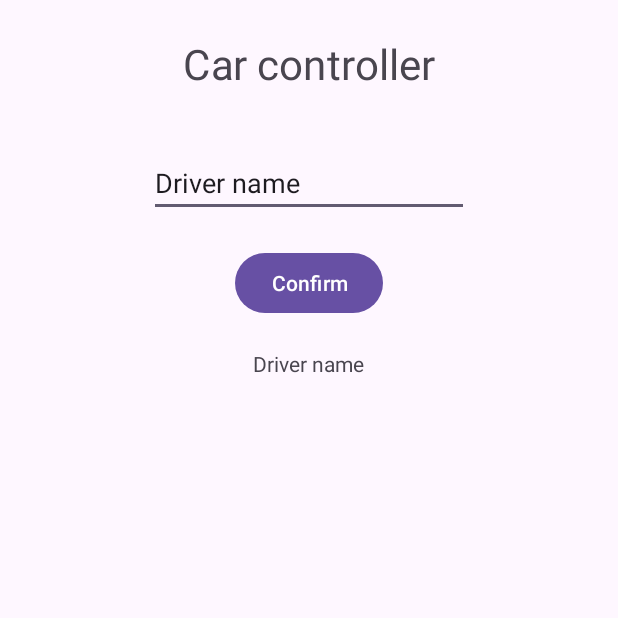
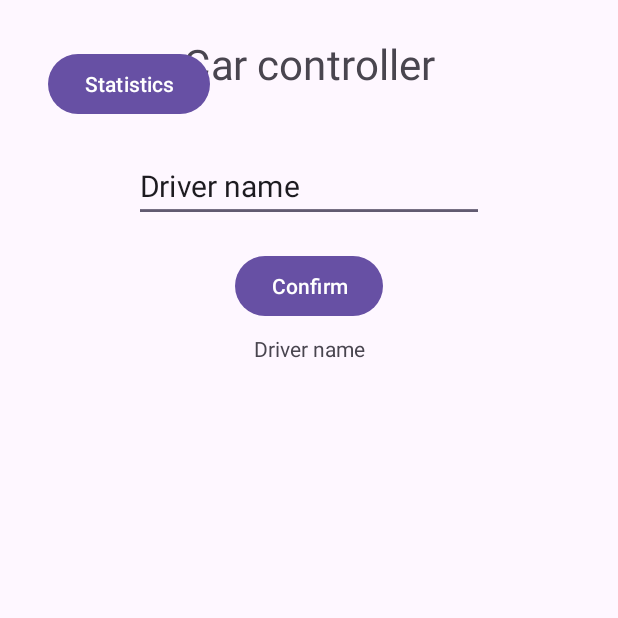
Before and after one commit to Claudiu0707/car-controller, an Android app: the screen it shows after launch (MainActivity), on a phone screen of 412 x 824 dp, the top half of it. Run offline under Robolectric (Android 15) with nearby library versions, the phone set to English and light mode, and no system bars.

Commit message:
Niste mici modificari la cod, am adaugat si un meniu pentru setari

```diff
--- a/app/src/main/AndroidManifest.xml
+++ b/app/src/main/AndroidManifest.xml
@@ -12,6 +12,9 @@
         android:supportsRtl="true"
         android:theme="@style/Theme.CarController">
         <activity
+            android:name=".StatisticsActivity"
+            android:exported="false" />
+        <activity
             android:name=".MainActivity"
             android:exported="true">
             <intent-filter>
--- a/app/src/main/res/layout/activity_main.xml
+++ b/app/src/main/res/layout/activity_main.xml
@@ -13,7 +13,7 @@
         android:layout_height="wrap_content"
         android:scaleX="2"
         android:scaleY="2"
-        android:text="Car controller"
+        android:text="@string/car_controller"
         app:layout_constraintBottom_toBottomOf="parent"
         app:layout_constraintEnd_toEndOf="parent"
         app:layout_constraintStart_toStartOf="parent"
@@ -24,12 +24,13 @@
         android:id="@+id/driverTextBoxID"
         android:layout_width="wrap_content"
         android:layout_height="wrap_content"
-        android:layout_marginTop="48dp"
+        android:layout_marginTop="50dp"
         android:ems="10"
         android:inputType="text"
-        android:text="Driver name"
+        android:scaleX="1.1"
+        android:scaleY="1.1"
+        android:text="@string/driver_name"
         app:layout_constraintEnd_toEndOf="parent"
-        app:layout_constraintHorizontal_bias="0.499"
         app:layout_constraintStart_toStartOf="parent"
         app:layout_constraintTop_toBottomOf="@+id/textView" />
 
@@ -39,7 +40,7 @@
         android:layout_height="wrap_content"
         android:layout_marginTop="20dp"
         android:onClick="handleDriverNameText"
-        android:text="Confirm"
+        android:text="@string/confirm"
         app:layout_constraintEnd_toEndOf="parent"
         app:layout_constraintStart_toStartOf="parent"
         app:layout_constraintTop_toBottomOf="@+id/driverTextBoxID" />
@@ -48,11 +49,21 @@
         android:id="@+id/inputName"
         android:layout_width="wrap_content"
         android:layout_height="wrap_content"
-        android:layout_marginTop="20dp"
-        android:text="Driver name"
+        android:layout_marginTop="8dp"
+        android:text="@string/driver_name"
         app:layout_constraintEnd_toEndOf="parent"
-        app:layout_constraintHorizontal_bias="0.499"
         app:layout_constraintStart_toStartOf="parent"
         app:layout_constraintTop_toBottomOf="@+id/enterDriverNameText" />
 
+    <Button
+        android:id="@+id/statsButton"
+        android:layout_width="wrap_content"
+        android:layout_height="wrap_content"
+        android:layout_marginStart="32dp"
+        android:layout_marginTop="32dp"
+        android:onClick="launchActivityStatistics"
+        android:text="@string/statistics"
+        app:layout_constraintStart_toStartOf="parent"
+        app:layout_constraintTop_toTopOf="parent" />
+
 </androidx.constraintlayout.widget.ConstraintLayout>
--- a/app/src/main/res/values/strings.xml
+++ b/app/src/main/res/values/strings.xml
@@ -1,3 +1,7 @@
 <resources>
     <string name="app_name">CarController</string>
+    <string name="driver_name">Driver name</string>
+    <string name="car_controller">Car controller</string>
+    <string name="confirm">Confirm</string>
+    <string name="statistics">Statistics</string>
 </resources>
```
Also changed, not shown: app/src/main/java/com/example/carcontroller/MainActivity.java (+7 -0 lines), app/src/main/java/com/example/carcontroller/StatisticsActivity.java (added, +26 -0 lines), app/src/main/res/layout/activity_statistics.xml (added, +21 -0 lines).
